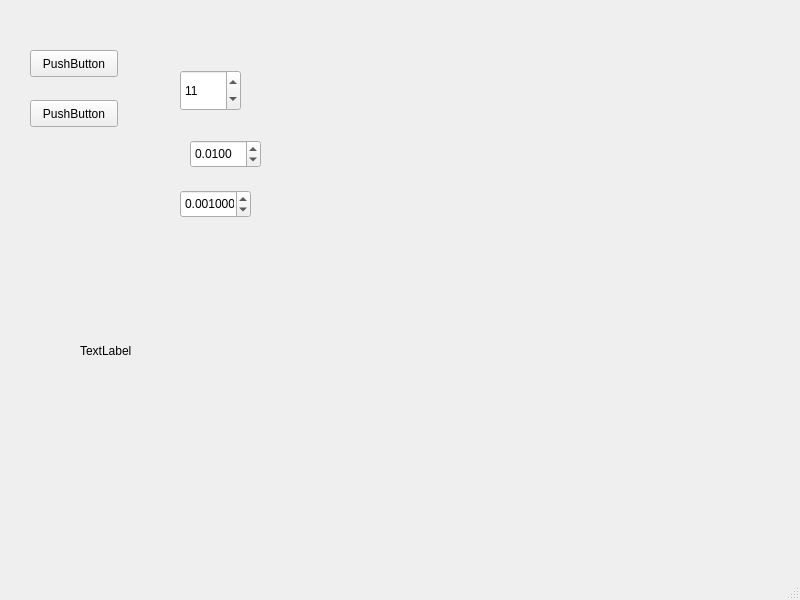
First picture: the form in mainwindow.ui, repository ahmetcihan/RRBF_Neural_Network, before the edit.
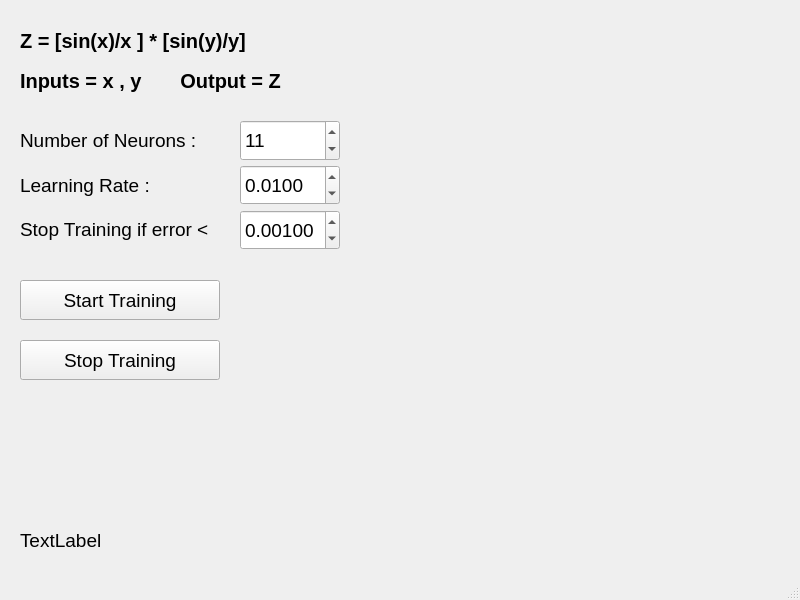
Second picture: the form after the edit.

```diff
--- a/mainwindow.ui
+++ b/mainwindow.ui
@@ -17,12 +17,17 @@
    <widget class="QSpinBox" name="neuronSpinBox">
     <property name="geometry">
      <rect>
-      <x>180</x>
-      <y>70</y>
-      <width>61</width>
+      <x>240</x>
+      <y>120</y>
+      <width>100</width>
       <height>41</height>
      </rect>
     </property>
+    <property name="font">
+     <font>
+      <pointsize>14</pointsize>
+     </font>
+    </property>
     <property name="minimum">
      <number>1</number>
     </property>
@@ -36,12 +41,17 @@
    <widget class="QDoubleSpinBox" name="learningRateSpinBox">
     <property name="geometry">
      <rect>
-      <x>190</x>
-      <y>140</y>
-      <width>71</width>
-      <height>28</height>
+      <x>240</x>
+      <y>165</y>
+      <width>100</width>
+      <height>40</height>
      </rect>
     </property>
+    <property name="font">
+     <font>
+      <pointsize>14</pointsize>
+     </font>
+    </property>
     <property name="decimals">
      <number>4</number>
     </property>
@@ -61,17 +71,22 @@
    <widget class="QDoubleSpinBox" name="stopConditionSpinBox">
     <property name="geometry">
      <rect>
-      <x>180</x>
-      <y>190</y>
-      <width>71</width>
-      <height>28</height>
+      <x>240</x>
+      <y>210</y>
+      <width>100</width>
+      <height>40</height>
      </rect>
     </property>
+    <property name="font">
+     <font>
+      <pointsize>14</pointsize>
+     </font>
+    </property>
     <property name="decimals">
-     <number>6</number>
+     <number>5</number>
     </property>
     <property name="minimum">
-     <double>0.000001000000000</double>
+     <double>0.000000000000000</double>
     </property>
     <property name="maximum">
      <double>1.000000000000000</double>
@@ -86,42 +101,151 @@
    <widget class="QPushButton" name="startTrainingButton">
     <property name="geometry">
      <rect>
-      <x>30</x>
-      <y>50</y>
-      <width>88</width>
-      <height>27</height>
+      <x>20</x>
+      <y>280</y>
+      <width>200</width>
+      <height>40</height>
      </rect>
     </property>
+    <property name="font">
+     <font>
+      <pointsize>14</pointsize>
+     </font>
+    </property>
     <property name="text">
-     <string>PushButton</string>
+     <string>Start Training</string>
     </property>
    </widget>
    <widget class="QPushButton" name="stopTrainingButton">
     <property name="geometry">
      <rect>
-      <x>30</x>
-      <y>100</y>
-      <width>88</width>
-      <height>27</height>
-     </rect>
-    </property>
-    <property name="text">
-     <string>PushButton</string>
-    </property>
-   </widget>
-   <widget class="QLabel" name="errorLabel">
-    <property name="geometry">
-     <rect>
-      <x>80</x>
+      <x>20</x>
       <y>340</y>
-      <width>231</width>
-      <height>21</height>
+      <width>200</width>
+      <height>40</height>
      </rect>
+    </property>
+    <property name="font">
+     <font>
+      <pointsize>14</pointsize>
+     </font>
+    </property>
+    <property name="text">
+     <string>Stop Training</string>
+    </property>
+   </widget>
+   <widget class="QLabel" name="errorLabel">
+    <property name="geometry">
+     <rect>
+      <x>20</x>
+      <y>520</y>
+      <width>400</width>
+      <height>40</height>
+     </rect>
+    </property>
+    <property name="font">
+     <font>
+      <pointsize>14</pointsize>
+     </font>
     </property>
     <property name="text">
      <string>TextLabel</string>
     </property>
    </widget>
+   <widget class="QLabel" name="errorLabel_2">
+    <property name="geometry">
+     <rect>
+      <x>20</x>
+      <y>20</y>
+      <width>321</width>
+      <height>41</height>
+     </rect>
+    </property>
+    <property name="font">
+     <font>
+      <pointsize>15</pointsize>
+      <weight>75</weight>
+      <bold>true</bold>
+     </font>
+    </property>
+    <property name="text">
+     <string>Z = [sin(x)/x ] * [sin(y)/y]</string>
+    </property>
+   </widget>
+   <widget class="QLabel" name="errorLabel_3">
+    <property name="geometry">
+     <rect>
+      <x>20</x>
+      <y>60</y>
+      <width>321</width>
+      <height>41</height>
+     </rect>
+    </property>
+    <property name="font">
+     <font>
+      <pointsize>15</pointsize>
+      <weight>75</weight>
+      <bold>true</bold>
+     </font>
+    </property>
+    <property name="text">
+     <string>Inputs = x , y       Output = Z</string>
+    </property>
+   </widget>
+   <widget class="QLabel" name="errorLabel_4">
+    <property name="geometry">
+     <rect>
+      <x>20</x>
+      <y>120</y>
+      <width>220</width>
+      <height>40</height>
+     </rect>
+    </property>
+    <property name="font">
+     <font>
+      <pointsize>14</pointsize>
+     </font>
+    </property>
+    <property name="text">
+     <string>Number of Neurons :</string>
+    </property>
+   </widget>
+   <widget class="QLabel" name="errorLabel_5">
+    <property name="geometry">
+     <rect>
+      <x>20</x>
+      <y>165</y>
+      <width>220</width>
+      <height>40</height>
+     </rect>
+    </property>
+    <property name="font">
+     <font>
+      <pointsize>14</pointsize>
+     </font>
+    </property>
+    <property name="text">
+     <string>Learning Rate :</string>
+    </property>
+   </widget>
+   <widget class="QLabel" name="errorLabel_6">
+    <property name="geometry">
+     <rect>
+      <x>20</x>
+      <y>210</y>
+      <width>220</width>
+      <height>40</height>
+     </rect>
+    </property>
+    <property name="font">
+     <font>
+      <pointsize>14</pointsize>
+     </font>
+    </property>
+    <property name="text">
+     <string>Stop Training if error &lt;</string>
+    </property>
+   </widget>
   </widget>
   <widget class="QMenuBar" name="menubar">
    <property name="geometry">
```
Left out of the diff: 2 changed lines with no effect on the pictures.
